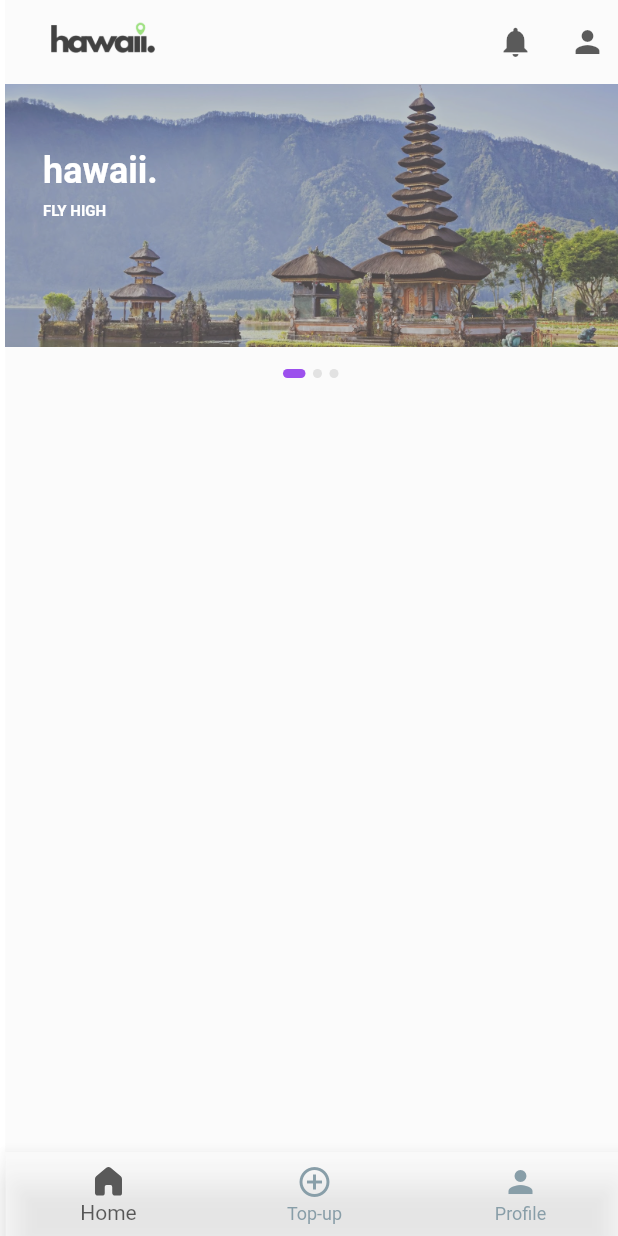
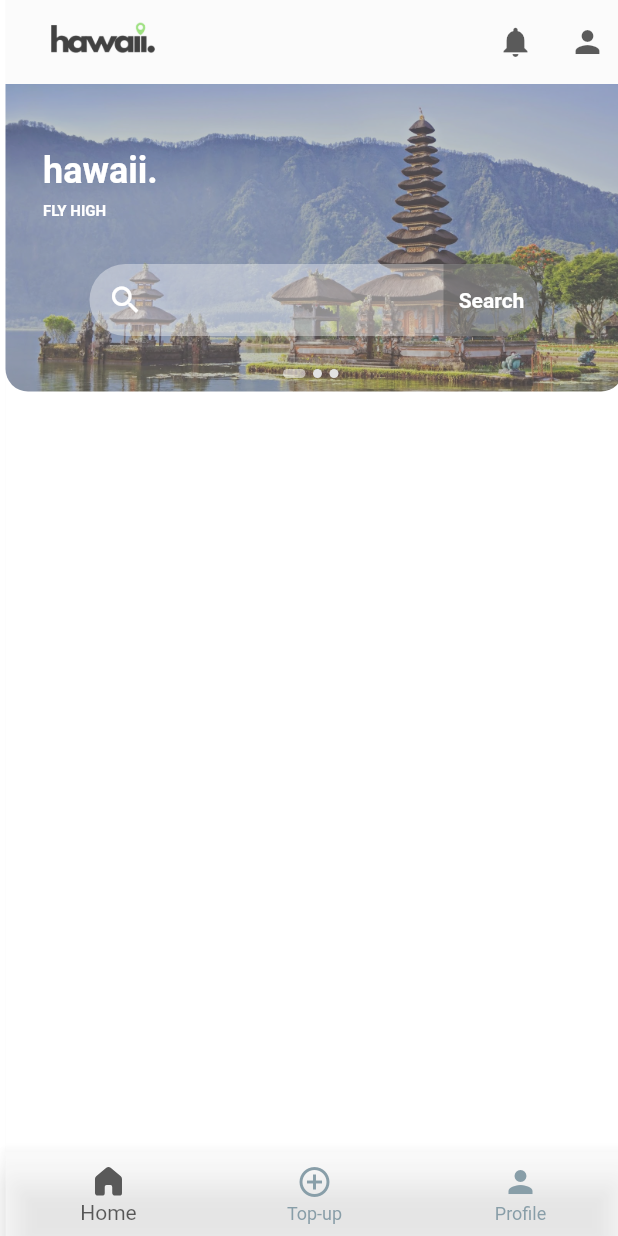
Before and after one commit to tashrif-alive/hawaii, a Flutter app: the screen it shows after launch, on a phone screen of 412 x 824 dp. Run offline on Flutter 3.47's test engine with Material 2 defaults, Android fonts, the light colour scheme and no system bars; our stand-ins replace cloud_firestore, firebase_auth, firebase_core, fluentui_icons, font_awesome_flutter, get and 1 more; accounts and stored records are empty.

Commit message:
search bar

```diff
--- a/lib/screens/components/banners/banners.dart
+++ b/lib/screens/components/banners/banners.dart
@@ -18,8 +18,10 @@ class _PosterState extends State<Poster> {
   Widget build(BuildContext context) {
     return Column(
       children: [
+        Stack(
+          children: [
             SizedBox(
-          height: 180,
+              height: 210,
               width: double.infinity,
               child: PageView.builder(
                 onPageChanged: (value) {
@@ -35,16 +37,17 @@ class _PosterState extends State<Poster> {
                     height: 200,
                     decoration: BoxDecoration(
                       color: kPrimaryColor,
-                  image:
-                  DecorationImage(
-                    image: AssetImage(
-                      gameList[index],
-                    ),
+                      image: DecorationImage(
+                        image: AssetImage(gameList[index]),
                         fit: BoxFit.cover,
                         colorFilter: ColorFilter.mode(
                           Colors.black.withOpacity(0.3),
                           BlendMode.darken,
                         ),
+                      ),
+                      borderRadius: BorderRadius.only(
+                        bottomLeft: Radius.circular(15.0),
+                        bottomRight: Radius.circular(15.0),
                       ),
                     ),
                     child: Row(
@@ -66,7 +69,6 @@ class _PosterState extends State<Poster> {
                           child: Column(
                             crossAxisAlignment: CrossAxisAlignment.start,
                             children: [
-
                               SizedBox(height: getProportionateScreenHeight(7)),
                               Text(
                                 "Hawaii.".toLowerCase(),
@@ -80,7 +82,6 @@ class _PosterState extends State<Poster> {
                                   color: Colors.white,
                                 ),
                               ),
-
                               SizedBox(height: getProportionateScreenHeight(6)),
                               Text(
                                 "fly high".toUpperCase(),
@@ -99,8 +100,11 @@ class _PosterState extends State<Poster> {
                 },
               ),
             ),
-        SizedBox(height: getProportionateScreenHeight(10)),
-        Row(
+            Positioned(
+              left: 0,
+              right: 0,
+              bottom: 14.0,
+              child: Row(
                 mainAxisAlignment: MainAxisAlignment.center,
                 children: List.generate(
                   gameList.length,
@@ -110,6 +114,9 @@ class _PosterState extends State<Poster> {
                   ),
                 ),
               ),
+            ),
+          ],
+        ),
       ],
     );
   }
--- a/lib/screens/users/user_dashboard.dart
+++ b/lib/screens/users/user_dashboard.dart
@@ -1,8 +1,11 @@
 import 'package:flutter/material.dart';
 import 'package:hawaii/screens/components/banners/banners.dart';
+import '../../widgets/navigation_bar/search_bar_widget.dart';
 import '../../widgets/navigation_bar/user_tab_bar.dart';
+
 class UserDashboard extends StatefulWidget {
   static String routeName = 'UserDashboard';
+
   const UserDashboard({super.key});
 
   @override
@@ -10,14 +13,23 @@ class UserDashboard extends StatefulWidget {
 }
 
 class _UserDashboardState extends State<UserDashboard> {
-
   @override
   Widget build(BuildContext context) {
     return Scaffold(
-      appBar: UserAppBar(),
-      body: Column(
+      backgroundColor: Colors.white,
+      appBar: const UserAppBar(),
+      body: Stack(
         children: [
-         Poster()
+          Poster(),
+          Positioned(
+            top: 120.0,
+            left: 8.0,
+            right: 8.0,
+            child: Padding(
+              padding: const EdgeInsets.symmetric(horizontal: 48.0),
+              child: SearchBarWidget(),
+            ),
+          ),
         ],
       ),
     );
--- a/lib/utils/app_text.dart
+++ b/lib/utils/app_text.dart
@@ -2,7 +2,7 @@ import 'package:flutter/material.dart';
 import '../screens/components/banners/banners_theme.dart';
 
 
-const kPrimaryColor = Color(0xFF7A14E8);
+const kPrimaryColor = Colors.white54;
 const kPrimaryLightColor = Color(0xFFFFECDF);
 const kPrimaryGradientColor = LinearGradient(
   begin: Alignment.topLeft,
--- a/lib/widgets/navigation_bar/mid_bar.dart
+++ b/lib/widgets/navigation_bar/mid_bar.dart
@@ -1,6 +1,6 @@
 import 'package:flutter/material.dart';
 import 'package:font_awesome_flutter/font_awesome_flutter.dart';
-import 'package:hawaii/widgets/navigation_bar/widgets/mid_bar_widget.dart';
+import 'package:hawaii/widgets/navigation_bar/widgets_materials/mid_bar_widget.dart';
 
 
 class MidBar extends StatelessWidget {
--- /dev/null
+++ b/lib/widgets/navigation_bar/search_bar_widget.dart
@@ -0,0 +1,73 @@
+import 'package:flutter/material.dart';
+
+import '../../utils/app_text.dart';
+
+class SearchBarWidget extends StatefulWidget {
+  @override
+  _SearchBarWidgetState createState() => _SearchBarWidgetState();
+}
+
+class _SearchBarWidgetState extends State<SearchBarWidget> {
+  TextEditingController _searchController = TextEditingController();
+
+  @override
+  Widget build(BuildContext context) {
+    return Container(
+      // height: MediaQuery.of(context).size.height * 0.05,
+       width: MediaQuery.of(context).size.width * 0.5,
+      decoration: BoxDecoration(
+        color: Colors.white38, // Background color
+        borderRadius: BorderRadius.circular(45.0), // Border radius
+         // Border color (optional)
+      ),
+      child: Row(
+        children: [
+          Expanded(
+            child: TextField(
+              controller: _searchController,
+              decoration: const InputDecoration(
+                // fillColor: Color.fromRGBO(0, 0, 0, 5),
+                // hintText: 'Where are you going?',
+                hintStyle: TextStyle(color: Colors.black),
+                prefixIcon: Icon(Icons.search,color: Colors.white,),
+                enabledBorder: OutlineInputBorder(
+                  borderSide: BorderSide(color: Colors.transparent),
+                  borderRadius: BorderRadius.all(Radius.circular(20.0)),
+                ),
+                focusedBorder: OutlineInputBorder(
+                  borderSide: BorderSide(color: Colors.transparent),
+                  borderRadius: BorderRadius.all(Radius.circular(20.0)),
+                ),
+                contentPadding: EdgeInsets.symmetric(vertical: 8.0),
+              ),
+              onChanged: (value) {
+                print('Search query: $value');
+              },
+            ),
+          ),
+          Container(
+            decoration:  BoxDecoration(
+              color: Colors.black.withOpacity(0.4), // Background color
+              borderRadius: BorderRadius.only(
+                bottomRight: Radius.circular(45),
+                topRight: Radius.circular(45),
+              ), // Border radius
+            ),
+
+            child: TextButton(
+              style: TextButton.styleFrom(
+                primary: Colors.white, // Text color
+              ),
+              onPressed: () {
+                print('Search query: ${_searchController.text}');
+              },
+              child: Text(
+                'Search',style: TextStyle(fontWeight: FontWeight.bold),
+              ),
+            ),
+          ),
+        ],
+      ),
+    );
+  }
+}
```
Also changed, not shown: lib/widgets/navigation_bar/widgets_materials/icn_btn_counter.dart (renamed from lib/widgets/navigation_bar/widgets/icn_btn_counter.dart), lib/widgets/navigation_bar/widgets_materials/mid_bar_widget.dart (renamed from lib/widgets/navigation_bar/widgets/mid_bar_widget.dart). Lines whose indentation alone changed are shown as unchanged.
